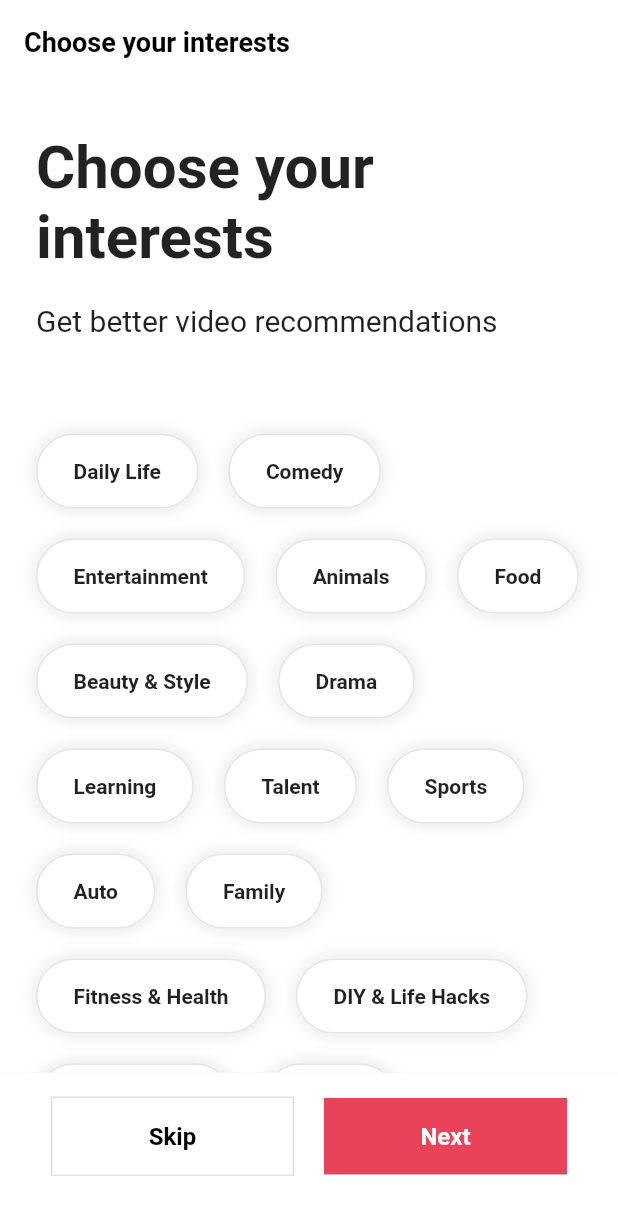
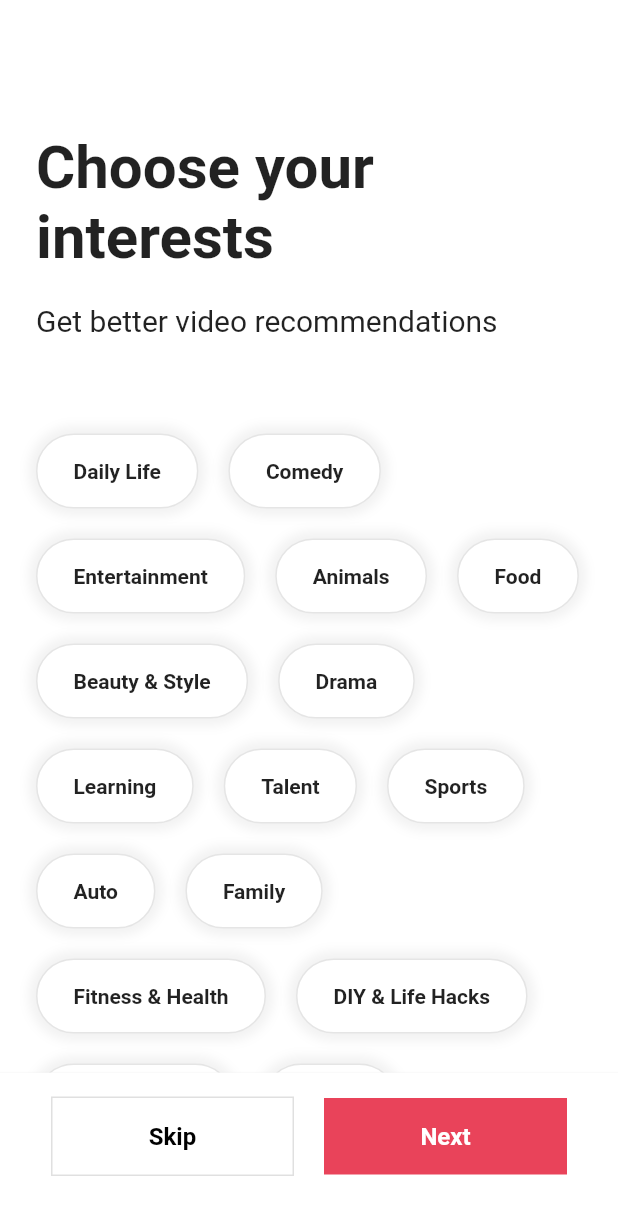
Before and after one commit to GJAlter/FlutterStudy_TiktokClone, a Flutter app: the screen it shows after launch, on a phone screen of 412 x 824 dp. Shown: the top 1215 px of the screen. Run offline on Flutter 3.47's test engine with Material 2 defaults, Android fonts, the phone set to English and light mode, and no system bars; our stand-ins replace font_awesome_flutter.

Commit message:
interests_screen.dart UI Complete

```diff
--- a/lib/features/onboarding/interests_screen.dart
+++ b/lib/features/onboarding/interests_screen.dart
@@ -1,6 +1,7 @@
 import 'package:flutter/material.dart';
 import 'package:tiktok_clone/constants/gaps.dart';
 import 'package:tiktok_clone/constants/sizes.dart';
+import 'package:tiktok_clone/features/onboarding/widgets/interest_button.dart';
 
 const interests = [
   "Daily Life",
@@ -24,19 +25,52 @@ const interests = [
   "Home & Garden"
 ];
 
-class InterestsScreen extends StatelessWidget {
+class InterestsScreen extends StatefulWidget {
   const InterestsScreen({Key? key}) : super(key: key);
+
+  @override
+  State<InterestsScreen> createState() => _InterestsScreenState();
+}
+
+class _InterestsScreenState extends State<InterestsScreen> {
+  final ScrollController scrollController = ScrollController();
+  bool isShowTitle = false;
+
+  void onScroll() {
+    final isOverOffset = scrollController.offset >= 115;
+    if (isShowTitle == isOverOffset) return;
+
+    setState(() {
+      isShowTitle = isOverOffset;
+    });
+  }
+
+  @override
+  void initState() {
+    super.initState();
+    scrollController.addListener(onScroll);
+  }
+
+  @override
+  void dispose() {
+    scrollController.dispose();
+    super.dispose();
+  }
 
   @override
   Widget build(BuildContext context) {
     return Scaffold(
       appBar: AppBar(
-        title: const Text("Choose your interests"),
+        title: AnimatedOpacity(
+          opacity: isShowTitle ? 1 : 0,
+          duration: const Duration(milliseconds: 300),
+          child: const Text("Choose your interests"),
+        ),
       ),
       bottomNavigationBar: BottomAppBar(
         elevation: 1,
         child: Padding(
-          padding: EdgeInsets.only(
+          padding: const EdgeInsets.only(
             bottom: Sizes.size40,
             top: Sizes.size16,
             left: Sizes.size24,
@@ -47,14 +81,14 @@ class InterestsScreen extends StatelessWidget {
               Gaps.h10,
               Expanded(
                 child: Container(
-                  padding: EdgeInsets.symmetric(
+                  padding: const EdgeInsets.symmetric(
                     vertical: Sizes.size16,
                   ),
                   decoration: BoxDecoration(
                       border: Border.all(
                     color: Colors.grey.shade300,
                   )),
-                  child: Text(
+                  child: const Text(
                     "Skip",
                     textAlign: TextAlign.center,
                     style: TextStyle(
@@ -68,13 +102,13 @@ class InterestsScreen extends StatelessWidget {
               Gaps.h20,
               Expanded(
                 child: Container(
-                  padding: EdgeInsets.symmetric(
+                  padding: const EdgeInsets.symmetric(
                     vertical: Sizes.size16,
                   ),
                   decoration: BoxDecoration(
                     color: Theme.of(context).primaryColor,
                   ),
-                  child: Text(
+                  child: const Text(
                     "Next",
                     textAlign: TextAlign.center,
                     style: TextStyle(
@@ -90,9 +124,12 @@ class InterestsScreen extends StatelessWidget {
           ),
         ),
       ),
-      body: SingleChildScrollView(
+      body: Scrollbar(
+        controller: scrollController,
+        child: SingleChildScrollView(
+          controller: scrollController,
           child: Padding(
-          padding: EdgeInsets.only(
+            padding: const EdgeInsets.only(
               left: Sizes.size24,
               right: Sizes.size24,
               bottom: Sizes.size16,
@@ -101,7 +138,7 @@ class InterestsScreen extends StatelessWidget {
               crossAxisAlignment: CrossAxisAlignment.start,
               children: [
                 Gaps.v32,
-              Text(
+                const Text(
                   "Choose your interests",
                   style: TextStyle(
                     fontSize: Sizes.size40,
@@ -109,7 +146,7 @@ class InterestsScreen extends StatelessWidget {
                   ),
                 ),
                 Gaps.v20,
-              Text(
+                const Text(
                   "Get better video recommendations",
                   style: TextStyle(
                     fontSize: Sizes.size20,
@@ -120,39 +157,14 @@ class InterestsScreen extends StatelessWidget {
                   runSpacing: 20,
                   spacing: 20,
                   children: [
-                  for (var interest in interests)
-                    Container(
-                      padding: EdgeInsets.symmetric(
-                        vertical: Sizes.size16,
-                        horizontal: Sizes.size24,
-                      ),
-                      decoration: BoxDecoration(
-                        borderRadius: BorderRadius.circular(
-                          Sizes.size32,
-                        ),
-                        border: Border.all(color: Colors.black.withOpacity(0.1)),
-                        color: Colors.white,
-                        boxShadow: [
-                          BoxShadow(
-                            color: Colors.black.withOpacity(0.05),
-                            blurRadius: 5,
-                            spreadRadius: 5,
-                          ),
-                        ],
-                      ),
-                      child: Text(
-                        interest,
-                        style: TextStyle(
-                          fontWeight: FontWeight.bold,
-                        ),
-                      ),
-                    ),
+                    for (var interest in interests) InterestButton(interest: interest),
                   ],
                 ),
               ],
             ),
           ),
         ),
+      ),
     );
   }
 }
--- /dev/null
+++ b/lib/features/onboarding/widgets/interest_button.dart
@@ -0,0 +1,60 @@
+import 'package:flutter/material.dart';
+
+import '../../../constants/sizes.dart';
+
+class InterestButton extends StatefulWidget {
+  final String interest;
+
+  const InterestButton({
+    super.key,
+    required this.interest,
+  });
+
+  @override
+  State<InterestButton> createState() => _InterestButtonState();
+}
+
+class _InterestButtonState extends State<InterestButton> {
+  bool isSelected = false;
+
+  void onTap() {
+    setState(() {
+      isSelected = !isSelected;
+    });
+  }
+
+  @override
+  Widget build(BuildContext context) {
+    return GestureDetector(
+      onTap: onTap,
+      child: AnimatedContainer(
+        duration: const Duration(milliseconds: 100),
+        padding: const EdgeInsets.symmetric(
+          vertical: Sizes.size16,
+          horizontal: Sizes.size24,
+        ),
+        decoration: BoxDecoration(
+          borderRadius: BorderRadius.circular(
+            Sizes.size32,
+          ),
+          border: Border.all(color: Colors.black.withOpacity(0.1)),
+          color: isSelected ? Theme.of(context).primaryColor : Colors.white,
+          boxShadow: [
+            BoxShadow(
+              color: Colors.black.withOpacity(0.05),
+              blurRadius: 5,
+              spreadRadius: 5,
+            ),
+          ],
+        ),
+        child: Text(
+          widget.interest,
+          style: TextStyle(
+            color: isSelected ? Colors.white : Colors.black87,
+            fontWeight: FontWeight.bold,
+          ),
+        ),
+      ),
+    );
+  }
+}
```
Lines whose indentation alone changed are shown as unchanged.
